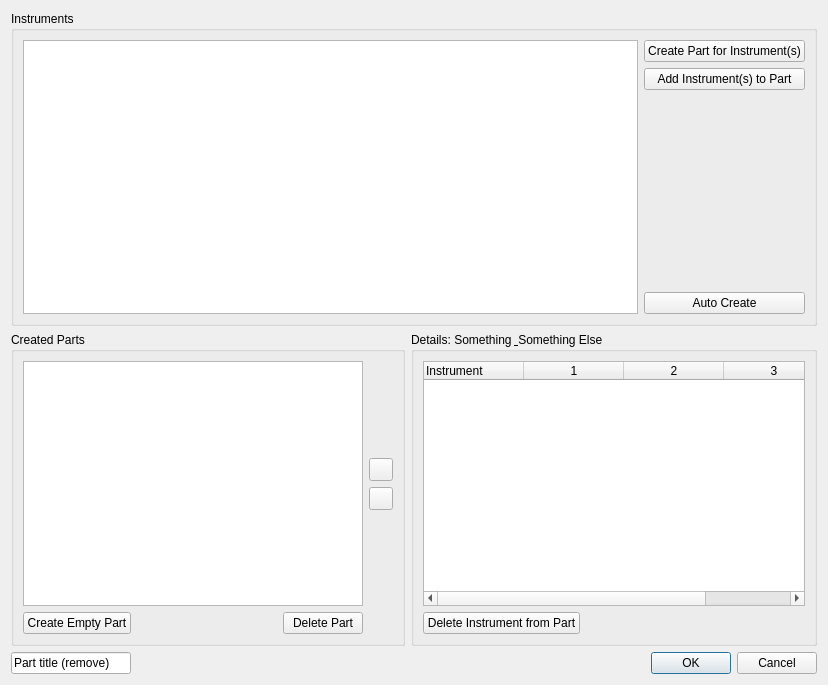
Above: mscore/excerptsdialog.ui from Obliquely/MuseScore before the change. Below: the same form after it.
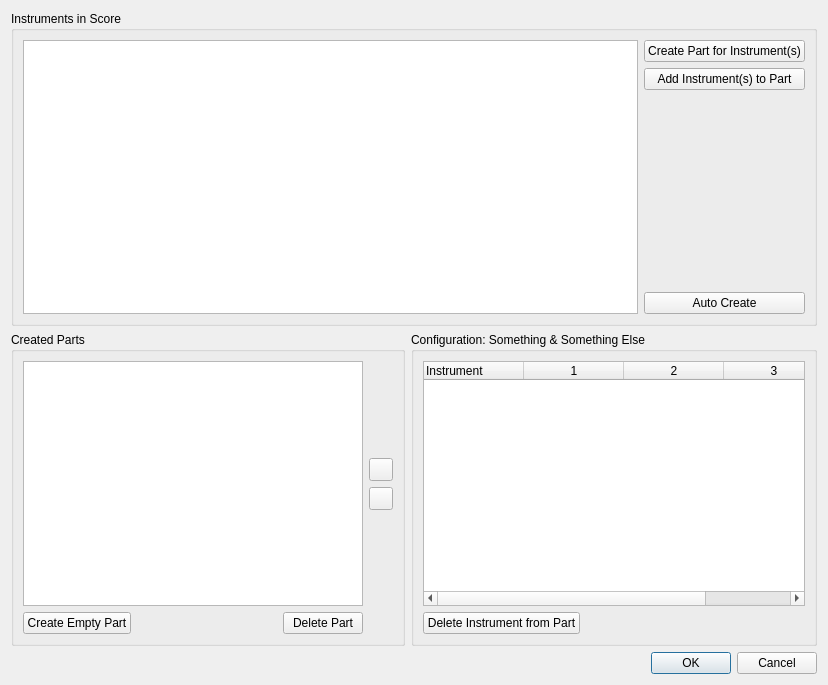
That is the form after the change. Icons and pictures are not drawn.

Commit message: Various - Resizing columns in details list - Grey out details list items when not-editable - Renaming very short variable names

Patch:
```diff
--- a/mscore/excerptsdialog.ui
+++ b/mscore/excerptsdialog.ui
@@ -189,7 +189,7 @@
    <item row="0" column="0" colspan="4">
     <widget class="QGroupBox" name="groupBox">
      <property name="title">
-      <string>Instruments</string>
+      <string>Instruments in Score</string>
      </property>
      <layout class="QGridLayout" name="gridLayout_2">
       <item row="0" column="0">
@@ -284,7 +284,7 @@
         </sizepolicy>
        </property>
        <property name="title">
-        <string>Details: Something &amp; Something Else</string>
+        <string>Configuration: Something &amp;&amp; Something Else</string>
        </property>
        <property name="alignment">
         <set>Qt::AlignLeading|Qt::AlignLeft|Qt::AlignTop</set>
@@ -372,19 +372,6 @@
      </item>
     </layout>
    </item>
-   <item row="4" column="0">
-    <widget class="QLineEdit" name="title">
-     <property name="maximumSize">
-      <size>
-       <width>120</width>
-       <height>16777215</height>
-      </size>
-     </property>
-     <property name="text">
-      <string>Part title (remove)</string>
-     </property>
-    </widget>
-   </item>
   </layout>
  </widget>
  <resources>
```
Left out of the diff: 22 changed lines with no effect on the pictures. The commit also changes 2 other files.
